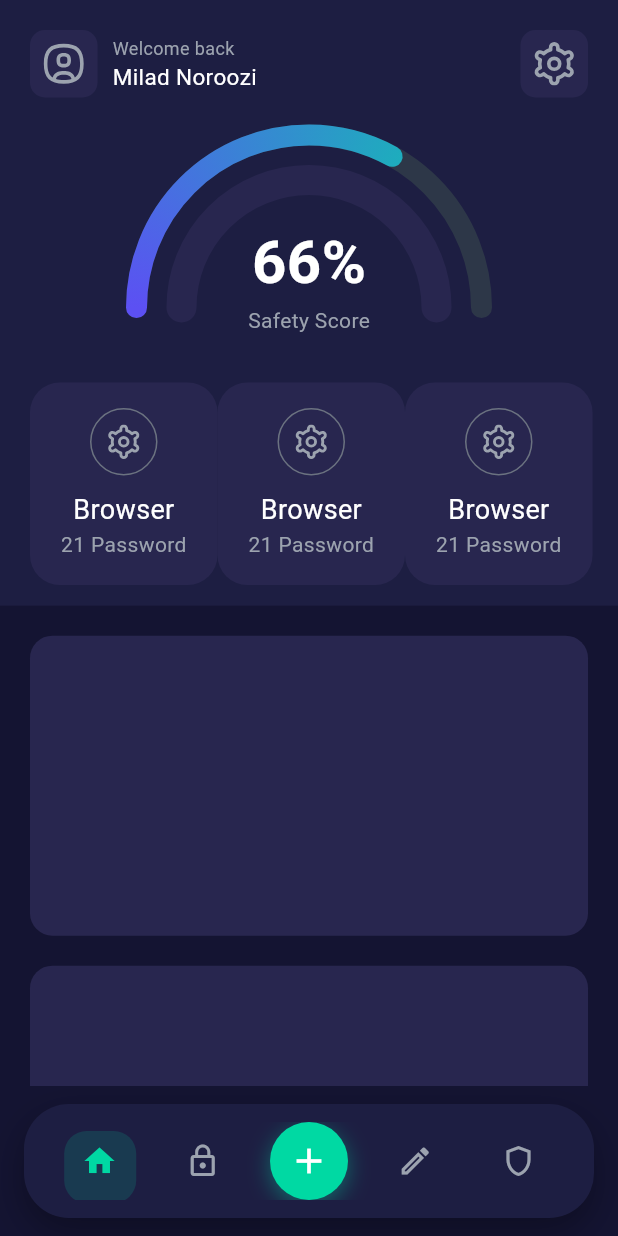
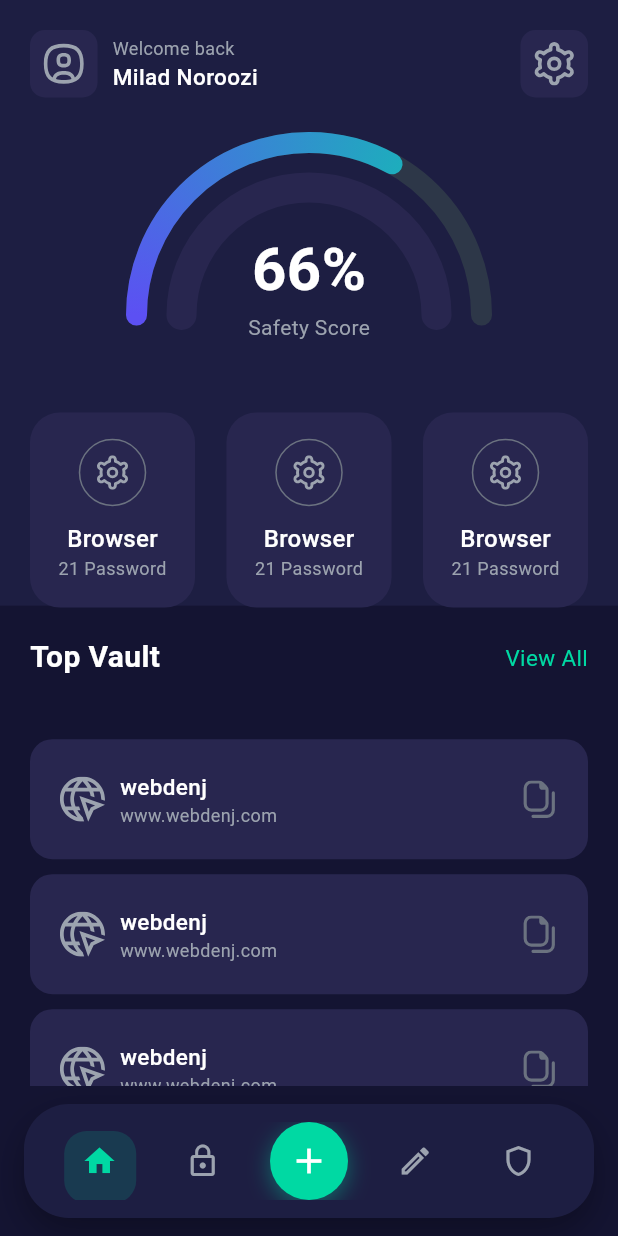
Before and after one commit to Milad-Noroozi/ramz_save, a Flutter app: the screen it shows after launch, on a phone screen of 412 x 824 dp. Run offline on Flutter 3.47's test engine with Material 3 defaults, Android fonts, the phone set to English and light mode, and no system bars; our stand-ins replace flutter_svg.

Commit message:
Update HomeView UI with fixed header and scroll section

```diff
--- a/lib/views/home/home_view.dart
+++ b/lib/views/home/home_view.dart
@@ -13,23 +13,26 @@ class HomeView extends StatefulWidget {
 class _HomeViewState extends State<HomeView> {
   @override
   Widget build(BuildContext context) {
+    final height = MediaQuery.of(context).size.height;
+
     return Scaffold(
+      backgroundColor: AppColors.darkBgPrimary,
       body: Column(
         children: [
-          // 🟪 بخش ثابت بالایی
+          // 🟣 بخش بالایی (ثابت)
           Container(
-            height: MediaQuery.of(context).size.height * 0.49,
             width: double.infinity,
+            height: height * 0.49,
             color: AppColors.darkBgSeccondry,
-            child: Padding(
             padding: const EdgeInsets.symmetric(horizontal: 20, vertical: 20),
             child: Column(
               children: [
                 SafeArea(
+                  bottom: false,
                   child: Row(
                     mainAxisAlignment: MainAxisAlignment.spaceBetween,
                     children: [
-                        // user Icon and welcome
+                      // آیکن کاربر + خوش‌آمدگویی
                       Row(
                         children: [
                           Container(
@@ -37,26 +40,19 @@ class _HomeViewState extends State<HomeView> {
                             height: 45,
                             decoration: BoxDecoration(
                               color: AppColors.darkBgTertiary,
-                                borderRadius: BorderRadius.all(
-                                  Radius.circular(10),
+                              borderRadius: BorderRadius.circular(10),
                             ),
-                              ),
-                              child: Padding(
-                                padding: const EdgeInsets.all(8.0),
+                            padding: const EdgeInsets.all(8),
                             child: SvgPicture.asset(
                               'assets/svg/circle-user.svg',
-                                  width: 15,
-                                  height: 15,
                               colorFilter: ColorFilter.mode(
                                 AppColors.textSecondary,
                                 BlendMode.srcIn,
                               ),
                             ),
                           ),
-                            ),
-                            Padding(
-                              padding: const EdgeInsets.only(left: 10),
-                              child: Column(
+                          const SizedBox(width: 10),
+                          Column(
                             crossAxisAlignment: CrossAxisAlignment.start,
                             children: [
                               Text(
@@ -71,89 +67,155 @@ class _HomeViewState extends State<HomeView> {
                                 style: TextStyle(
                                   color: AppColors.textPrimary,
                                   fontSize: 15,
+                                  fontWeight: FontWeight.w500,
                                 ),
                               ),
                             ],
                           ),
-                            ),
                         ],
                       ),
 
-                        // setting
+                      // آیکن تنظیمات
                       Container(
                         width: 45,
                         height: 45,
                         decoration: BoxDecoration(
                           color: AppColors.darkBgTertiary,
-                            borderRadius: BorderRadius.all(Radius.circular(10)),
+                          borderRadius: BorderRadius.circular(10),
                         ),
-                          child: Padding(
-                            padding: const EdgeInsets.all(8.0),
+                        padding: const EdgeInsets.all(8),
                         child: SvgPicture.asset(
                           'assets/svg/settings.svg',
-                              width: 15,
-                              height: 15,
                           colorFilter: ColorFilter.mode(
                             AppColors.textSecondary,
                             BlendMode.srcIn,
                           ),
                         ),
                       ),
-                        ),
                     ],
                   ),
                 ),
-                  const SizedBox(height: 10),
+
+                const SizedBox(height: 15),
 
                 // نمودار امنیت
                 const SafetyScoreGauge(percentage: 66, label: 'Safety Score'),
 
-                  // سه کارت بالایی
+                const SizedBox(height: 15),
+
+                // کارت‌های بالایی
                 Row(
                   mainAxisAlignment: MainAxisAlignment.spaceBetween,
                   children: const [
-                      totalPasswordMainPage(),
-                      totalPasswordMainPage(),
-                      totalPasswordMainPage(),
+                    TotalPasswordCard(),
+                    TotalPasswordCard(),
+                    TotalPasswordCard(),
                   ],
                 ),
               ],
             ),
           ),
+
+          // 🟩 تیتر "Top Vault" (ثابت، خارج از Scroll)
+          Padding(
+            padding: const EdgeInsets.symmetric(horizontal: 20, vertical: 20),
+            child: Row(
+              mainAxisAlignment: MainAxisAlignment.spaceBetween,
+              children: [
+                Text(
+                  "Top Vault",
+                  style: TextStyle(
+                    color: AppColors.white,
+                    fontSize: 20,
+                    fontWeight: FontWeight.w600,
+                  ),
                 ),
 
-          // ************************************
-          // 🟩 بخش پایین — قابل اسکرول
+                InkWell(
+                  onTap: () {
+                    // Handle tap event here
+                  },
+                  child: Text(
+                    "View All",
+                    style: TextStyle(color: AppColors.green, fontSize: 15),
+                  ),
+                ),
+              ],
+            ),
+          ),
+
+          // 🩵 لیست اسکرول
           Expanded(
             child: SingleChildScrollView(
-              padding: const EdgeInsets.all(20),
+              padding: const EdgeInsets.fromLTRB(20, 20, 20, 20),
               child: Column(
-                children: [
-                  // نمونه محتوا
-                  Container(
-                    height: 200,
+                children: List.generate(
+                  10,
+                  (index) => Container(
+                    height: 80,
+                    margin: const EdgeInsets.only(bottom: 10),
                     decoration: BoxDecoration(
                       color: AppColors.darkBgTertiary,
                       borderRadius: BorderRadius.circular(15),
                     ),
-                  ),
-                  const SizedBox(height: 20),
-                  Container(
-                    height: 200,
-                    decoration: BoxDecoration(
-                      color: AppColors.darkBgTertiary,
-                      borderRadius: BorderRadius.circular(15),
+                    child: Padding(
+                      padding: const EdgeInsets.all(20.0),
+                      child: Row(
+                        mainAxisAlignment: MainAxisAlignment.spaceBetween,
+                        children: [
+                          Row(
+                            children: [
+                              SvgPicture.asset(
+                                'assets/svg/site-alt.svg',
+                                height: 30,
+                                width: 30,
+                                colorFilter: ColorFilter.mode(
+                                  AppColors.textSecondary,
+                                  BlendMode.srcIn,
                                 ),
                               ),
-                  const SizedBox(height: 20),
-                  Container(
-                    height: 200,
-                    decoration: BoxDecoration(
-                      color: AppColors.darkBgTertiary,
-                      borderRadius: BorderRadius.circular(15),
+                              const SizedBox(width: 10),
+                              Column(
+                                mainAxisAlignment: MainAxisAlignment.center,
+                                crossAxisAlignment: CrossAxisAlignment.start,
+                                children: [
+                                  Text(
+                                    "webdenj",
+                                    style: TextStyle(
+                                      color: AppColors.textPrimary,
+                                      fontSize: 15,
+                                      fontWeight: FontWeight.w500,
+                                    ),
+                                  ),
+                                  Text(
+                                    "www.webdenj.com",
+                                    style: TextStyle(
+                                      color: AppColors.textSecondary,
+                                      fontSize: 12,
                                     ),
                                   ),
                                 ],
+                              ),
+                            ],
+                          ),
+
+                          // آیکن تنظیمات
+                          SizedBox(
+                            width: 25,
+                            height: 25,
+                            child: SvgPicture.asset(
+                              'assets/svg/copy-alt.svg',
+                              colorFilter: ColorFilter.mode(
+                                AppColors.textHint,
+                                BlendMode.srcIn,
+                              ),
+                            ),
+                          ),
+                        ],
+                      ),
+                    ),
+                  ),
+                ),
               ),
             ),
           ),
@@ -163,16 +225,16 @@ class _HomeViewState extends State<HomeView> {
   }
 }
 
-class totalPasswordMainPage extends StatelessWidget {
-  const totalPasswordMainPage({super.key});
+class TotalPasswordCard extends StatelessWidget {
+  const TotalPasswordCard({super.key});
 
   @override
   Widget build(BuildContext context) {
     return Container(
-      width: 125,
-      height: 135,
+      width: 110,
+      height: 130,
       decoration: BoxDecoration(
-        borderRadius: BorderRadius.all(Radius.circular(20)),
+        borderRadius: BorderRadius.circular(20),
         color: AppColors.darkBgTertiary,
       ),
       child: Column(
@@ -182,28 +244,31 @@ class totalPasswordMainPage extends StatelessWidget {
             width: 45,
             height: 45,
             decoration: BoxDecoration(
-              borderRadius: BorderRadius.all(Radius.circular(100)),
+              shape: BoxShape.circle,
               border: Border.all(width: 1, color: AppColors.textHint),
             ),
-            child: Padding(
-              padding: const EdgeInsets.all(10.0),
+            padding: const EdgeInsets.all(10),
             child: SvgPicture.asset(
               'assets/svg/settings.svg',
-                width: 15,
-                height: 15,
               colorFilter: ColorFilter.mode(
                 AppColors.textSecondary,
                 BlendMode.srcIn,
               ),
             ),
           ),
-          ),
           const SizedBox(height: 10),
           Text(
             "Browser",
-            style: TextStyle(color: AppColors.textPrimary, fontSize: 18),
+            style: TextStyle(
+              color: AppColors.textPrimary,
+              fontSize: 16,
+              fontWeight: FontWeight.w500,
             ),
-          const Text("21 Password"),
+          ),
+          Text(
+            "21 Password",
+            style: TextStyle(color: AppColors.textSecondary, fontSize: 12),
+          ),
         ],
       ),
     );
```
Also changed, not shown: assets/svg/Figma-logo.svg (added), assets/svg/copy-alt.svg (added), assets/svg/site-alt.svg (added). Lines whose indentation alone changed are shown as unchanged.
